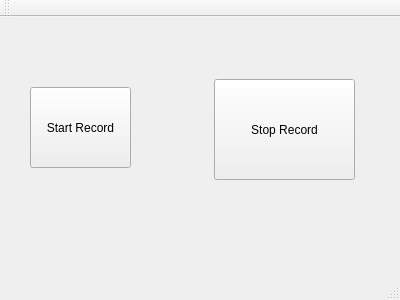
First picture: the form in Mesa_de_Audio_UDP/mainwindow.ui, repository claudiovb/Projetos2, before the edit.
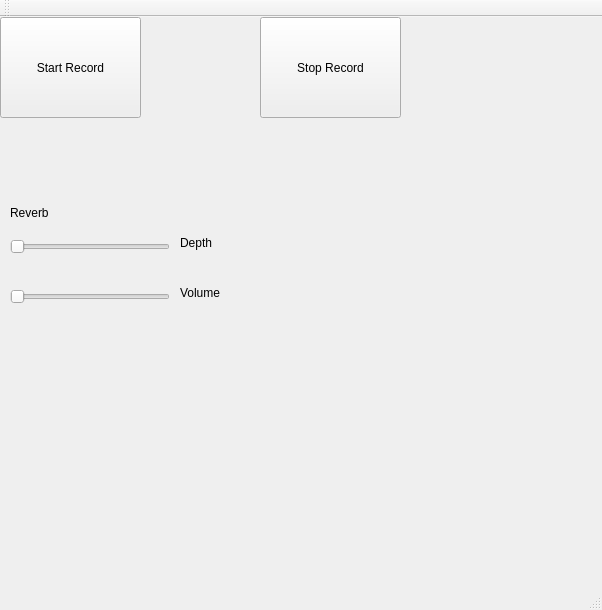
Second picture: the form after the edit.

Diff of the .ui file:
```diff
--- a/Mesa_de_Audio_UDP/mainwindow.ui
+++ b/Mesa_de_Audio_UDP/mainwindow.ui
@@ -6,8 +6,8 @@
    <rect>
     <x>0</x>
     <y>0</y>
-    <width>400</width>
-    <height>300</height>
+    <width>602</width>
+    <height>610</height>
    </rect>
   </property>
   <property name="windowTitle">
@@ -17,10 +17,10 @@
    <widget class="QPushButton" name="startRecord">
     <property name="geometry">
      <rect>
-      <x>30</x>
-      <y>70</y>
-      <width>101</width>
-      <height>81</height>
+      <x>0</x>
+      <y>0</y>
+      <width>141</width>
+      <height>101</height>
      </rect>
     </property>
     <property name="text">
@@ -30,8 +30,8 @@
    <widget class="QPushButton" name="pushButton_2">
     <property name="geometry">
      <rect>
-      <x>214</x>
-      <y>62</y>
+      <x>260</x>
+      <y>0</y>
       <width>141</width>
       <height>101</height>
      </rect>
@@ -53,6 +53,71 @@
      <string/>
     </property>
    </widget>
+   <widget class="QSlider" name="horizontalSlider">
+    <property name="geometry">
+     <rect>
+      <x>10</x>
+      <y>220</y>
+      <width>160</width>
+      <height>19</height>
+     </rect>
+    </property>
+    <property name="orientation">
+     <enum>Qt::Horizontal</enum>
+    </property>
+   </widget>
+   <widget class="QLabel" name="label_2">
+    <property name="geometry">
+     <rect>
+      <x>10</x>
+      <y>180</y>
+      <width>101</width>
+      <height>31</height>
+     </rect>
+    </property>
+    <property name="text">
+     <string>Reverb</string>
+    </property>
+   </widget>
+   <widget class="QLabel" name="label_3">
+    <property name="geometry">
+     <rect>
+      <x>180</x>
+      <y>210</y>
+      <width>101</width>
+      <height>31</height>
+     </rect>
+    </property>
+    <property name="text">
+     <string>Depth</string>
+    </property>
+   </widget>
+   <widget class="QSlider" name="horizontalSlider_2">
+    <property name="geometry">
+     <rect>
+      <x>10</x>
+      <y>270</y>
+      <width>160</width>
+      <height>19</height>
+     </rect>
+    </property>
+    <property name="orientation">
+     <enum>Qt::Horizontal</enum>
+    </property>
+   </widget>
+   <widget class="QLabel" name="label_4">
+    <property name="geometry">
+     <rect>
+      <x>180</x>
+      <y>260</y>
+      <width>101</width>
+      <height>31</height>
+     </rect>
+    </property>
+    <property name="text">
+     <string>Volume</string>
+    </property>
+   </widget>
   </widget>
   <widget class="QMenuBar" name="menuBar">
    <property name="geometry">
```
Left out of the diff: 2 changed lines with no effect on the pictures.
